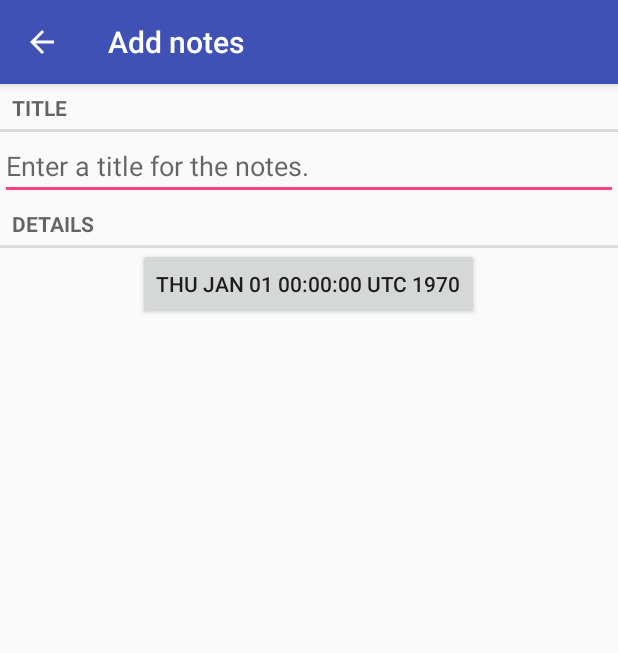
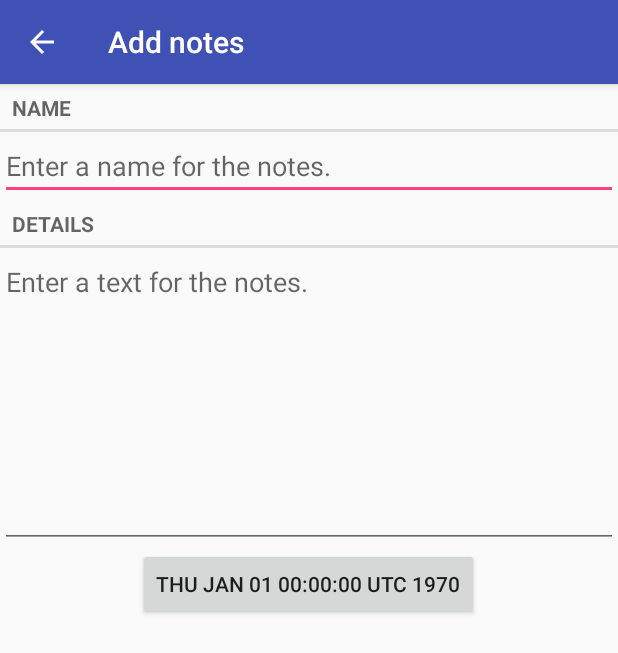
Before and after one commit to Supsane/NotesDB, an Android app: the screen it shows after launch (NotesPagerActivity), after a tap on "Add notes", on a phone screen of 412 x 824 dp. Shown: the top 653 px of the screen. Run offline under Robolectric (Android 15) with nearby library versions, the phone set to English and light mode, and no system bars.

Commit message:
add text notes

```diff
--- a/app/src/main/java/com/chashurin/notesdb/NotesFragment.java
+++ b/app/src/main/java/com/chashurin/notesdb/NotesFragment.java
@@ -10,6 +10,7 @@ import android.view.View;
 import android.view.ViewGroup;
 import android.widget.Button;
 import android.widget.EditText;
+
 import java.util.UUID;
 
 /**
@@ -21,7 +22,7 @@ public class NotesFragment extends Fragment {
     private static final String ARG_NOTES_ID = "notes_id";
     private static final String DIALOOG_DATE = "dialogDate";
     private Notes mNotes;
-    private EditText mTitleNotes;
+    private EditText mTitleNotes, mTextNotes;
     private Button mDateButton;
 
     public static NotesFragment newInstance(UUID notesid) {
@@ -53,6 +54,8 @@ public class NotesFragment extends Fragment {
         View view = inflater.inflate(R.layout.fragment_notes, container, false);
         mTitleNotes = (EditText) view.findViewById(R.id.notes_title);
         mTitleNotes.setText(mNotes.getmTitle());
+        mTextNotes = (EditText) view.findViewById(R.id.notes_text);
+        mTextNotes.setText(mNotes.getmText());
         mDateButton = (Button) view.findViewById(R.id.notes_date_button);
         mDateButton.setText(mNotes.getmDate().toString());
         mDateButton.setOnClickListener(new View.OnClickListener() {
@@ -64,7 +67,27 @@ public class NotesFragment extends Fragment {
             }
         });
         mTitleNotesBehavior();
+        mTextNotesBehavior();
         return view;
+    }
+
+    private void mTextNotesBehavior() {
+        mTextNotes.addTextChangedListener(new TextWatcher() {
+            @Override
+            public void beforeTextChanged(CharSequence s, int start, int count, int after) {
+
+            }
+
+            @Override
+            public void onTextChanged(CharSequence s, int start, int before, int count) {
+                mNotes.setmText(s.toString());
+            }
+
+            @Override
+            public void afterTextChanged(Editable s) {
+
+            }
+        });
     }
 
     private void mTitleNotesBehavior() {
--- a/app/src/main/java/com/chashurin/notesdb/NotesListFragment.java
+++ b/app/src/main/java/com/chashurin/notesdb/NotesListFragment.java
@@ -14,6 +14,8 @@ import android.view.MenuItem;
 import android.view.View;
 import android.view.ViewGroup;
 import android.widget.TextView;
+
+import java.text.SimpleDateFormat;
 import java.util.List;
 
 /**
@@ -63,10 +65,6 @@ public class NotesListFragment extends Fragment {
                 NotesListArray.get(getActivity()).addNotes(notes);
                 Intent intent = NotesPagerActivity.newIntent(getActivity(), notes.getmId());
                 startActivity(intent);
-                return true;
-            }
-            case R.id.action_show_subtitle: {
-                updateSubTitle();
                 return true;
             }
             default: {
--- a/app/src/main/res/layout-land/fragment_notes.xml
+++ b/app/src/main/res/layout-land/fragment_notes.xml
@@ -2,8 +2,8 @@
 <LinearLayout xmlns:android="http://schemas.android.com/apk/res/android"
     android:layout_width="match_parent"
     android:layout_height="match_parent"
-    android:orientation="vertical"
-    android:gravity="center_horizontal">
+    android:gravity="center_horizontal"
+    android:orientation="vertical">
 
     <TextView
         style="?android:listSeparatorTextViewStyle"
@@ -23,12 +23,12 @@
         android:layout_height="wrap_content"
         android:text="@string/notes_details_label" />
 
-    <LinearLayout
+    <EditText
+        android:id="@+id/notes_text"
         android:layout_width="match_parent"
         android:layout_height="wrap_content"
-        android:layout_marginLeft="@dimen/fab_margin"
-        android:layout_marginRight="@dimen/fab_margin"
-        android:orientation="horizontal">
+        android:gravity="top"
+        android:hint="@string/notes_text_hint" />
 
     <Button
         android:id="@+id/notes_date_button"
@@ -38,6 +38,3 @@
         android:layout_marginRight="@dimen/fab_margin" />
 
 </LinearLayout>
-
-
-</LinearLayout>
--- a/app/src/main/res/layout/fragment_notes.xml
+++ b/app/src/main/res/layout/fragment_notes.xml
@@ -22,6 +22,13 @@
         android:text="@string/notes_details_label"
         style="?android:listSeparatorTextViewStyle"/>
 
+    <EditText
+        android:id="@+id/notes_text"
+        android:layout_width="match_parent"
+        android:layout_height="200dp"
+        android:hint="@string/notes_text_hint"
+        android:gravity="top"/>
+
     <Button
         android:id="@+id/notes_date_button"
         android:layout_width="wrap_content"
--- a/app/src/main/res/menu/menu_notes.xml
+++ b/app/src/main/res/menu/menu_notes.xml
@@ -6,11 +6,4 @@
         android:title="@string/action_add_notes"
         app:showAsAction="ifRoom|withText" />
 
-    <item
-        android:id="@+id/action_show_subtitle"
-        android:icon="@drawable/ic_done_white_24dp"
-        app:showAsAction="ifRoom"
-        android:title="@string/action_done"
-        />
-
 </menu>
--- a/app/src/main/res/values/strings.xml
+++ b/app/src/main/res/values/strings.xml
@@ -2,8 +2,9 @@
     <string name="app_name">NotesDB</string>
     <string name="action_add_notes">Add notes</string>
     <string name="action_done">Done</string>
-    <string name="notes_title_hint">Enter a title for the notes.</string>
-    <string name="notes_title_label">Title</string>
+    <string name="notes_title_hint">Enter a name for the notes.</string>
+    <string name="notes_text_hint">Enter a text for the notes.</string>
+    <string name="notes_title_label">Name</string>
     <string name="notes_details_label">Details</string>
     <string name="dialog_title">Date of notes:</string>
     <string name="subtitle_format">%1$d notes</string>
```
Lines whose indentation alone changed are shown as unchanged.
